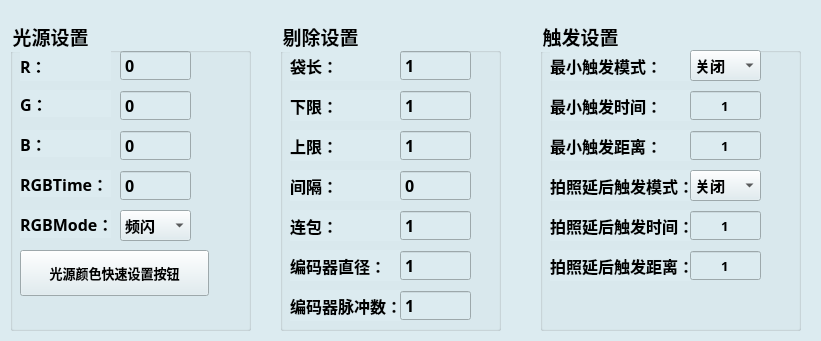
Qt form librecad/src/OCRdemo/XJadmin.ui (Hcj1108/Librecad_AFP5000) before a commit.
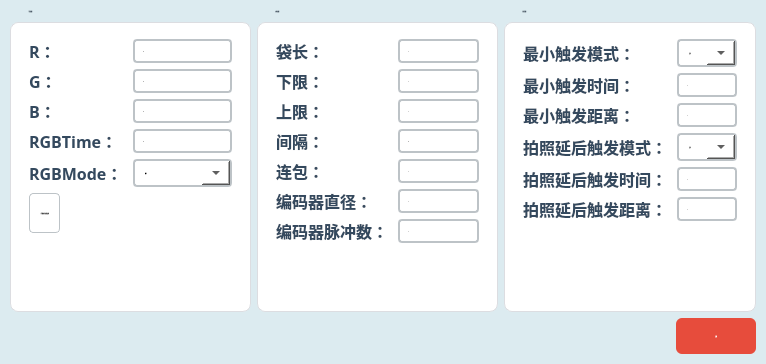
The same form after that commit. Icons and pictures are not drawn.

Patch:
```diff
--- a/librecad/src/OCRdemo/XJadmin.ui
+++ b/librecad/src/OCRdemo/XJadmin.ui
@@ -6,8 +6,8 @@
    <rect>
     <x>0</x>
     <y>0</y>
-    <width>821</width>
-    <height>341</height>
+    <width>766</width>
+    <height>364</height>
    </rect>
   </property>
   <property name="windowTitle">
@@ -23,34 +23,62 @@
 </string>
   </property>
   <widget class="QWidget" name="centralWidget">
+   <layout class="QVBoxLayout" name="mainLayout">
+    <property name="spacing">
+     <number>6</number>
+    </property>
+    <property name="leftMargin">
+     <number>10</number>
+    </property>
+    <property name="topMargin">
+     <number>10</number>
+    </property>
+    <property name="rightMargin">
+     <number>10</number>
+    </property>
+    <property name="bottomMargin">
+     <number>10</number>
+    </property>
+    <item>
+     <layout class="QHBoxLayout" name="contentArea">
+      <item>
    <widget class="QGroupBox" name="groupBox">
-    <property name="geometry">
-     <rect>
-      <x>10</x>
-      <y>20</y>
-      <width>241</width>
-      <height>311</height>
-     </rect>
-    </property>
     <property name="font">
      <font>
       <family>Microsoft YaHei</family>
-      <pointsize>14</pointsize>
+          <pointsize>-1</pointsize>
+          <italic>false</italic>
       <bold>true</bold>
      </font>
     </property>
+        <property name="styleSheet">
+         <string notr="true">QGroupBox{font: bold 14px &quot;Microsoft YaHei&quot;; color: #2c3e50; border: 1px solid #dcdde1; border-radius: 8px; margin-top: 12px; padding-top: 16px; background: #ffffff;}
+QGroupBox::title{subcontrol-origin: margin; left: 12px; padding: 0 6px;}</string>
+        </property>
     <property name="title">
      <string>光源设置</string>
     </property>
+        <layout class="QFormLayout" name="lightLayout">
+         <property name="horizontalSpacing">
+          <number>10</number>
+         </property>
+         <property name="verticalSpacing">
+          <number>6</number>
+         </property>
+         <property name="leftMargin">
+          <number>16</number>
+         </property>
+         <property name="topMargin">
+          <number>20</number>
+         </property>
+         <property name="rightMargin">
+          <number>16</number>
+         </property>
+         <property name="bottomMargin">
+          <number>16</number>
+         </property>
+         <item row="0" column="0">
     <widget class="QLabel" name="label_4">
-     <property name="geometry">
-      <rect>
-       <x>10</x>
-       <y>30</y>
-       <width>91</width>
-       <height>31</height>
-      </rect>
-     </property>
      <property name="font">
       <font>
        <family>Microsoft YaHei</family>
@@ -58,32 +86,31 @@
        <bold>true</bold>
       </font>
      </property>
+           <property name="styleSheet">
+            <string notr="true">color: #34495e; background: transparent;</string>
+           </property>
      <property name="text">
       <string>R：</string>
      </property>
-     <property name="alignment">
-      <set>Qt::AlignmentFlag::AlignLeading|Qt::AlignmentFlag::AlignLeft|Qt::AlignmentFlag::AlignVCenter</set>
-     </property>
-    </widget>
+          </widget>
+         </item>
+         <item row="0" column="1">
     <widget class="QSpinBox" name="spinBox">
      <property name="enabled">
       <bool>true</bool>
      </property>
-     <property name="geometry">
-      <rect>
-       <x>110</x>
-       <y>30</y>
-       <width>71</width>
-       <height>31</height>
-      </rect>
-     </property>
      <property name="font">
       <font>
        <family>Microsoft YaHei</family>
-       <pointsize>12</pointsize>
+             <pointsize>-1</pointsize>
+             <italic>false</italic>
        <bold>true</bold>
       </font>
      </property>
+           <property name="styleSheet">
+            <string notr="true">QSpinBox{font: bold 12px &quot;Microsoft YaHei&quot;; border: 2px solid #bdc3c7; border-radius: 4px; background: white; padding: 2px 6px;}
+QSpinBox:focus{border-color: #3498db;}</string>
+           </property>
      <property name="buttonSymbols">
       <enum>QAbstractSpinBox::ButtonSymbols::NoButtons</enum>
      </property>
@@ -91,15 +118,9 @@
       <number>255</number>
      </property>
     </widget>
+         </item>
+         <item row="1" column="0">
     <widget class="QLabel" name="label_6">
-     <property name="geometry">
-      <rect>
-       <x>10</x>
-       <y>70</y>
-       <width>91</width>
-       <height>27</height>
-      </rect>
-     </property>
      <property name="font">
       <font>
        <family>Microsoft YaHei</family>
@@ -107,32 +128,31 @@
        <bold>true</bold>
       </font>
      </property>
+           <property name="styleSheet">
+            <string notr="true">color: #34495e; background: transparent;</string>
+           </property>
      <property name="text">
       <string>G：</string>
      </property>
-     <property name="alignment">
-      <set>Qt::AlignmentFlag::AlignLeading|Qt::AlignmentFlag::AlignLeft|Qt::AlignmentFlag::AlignVCenter</set>
-     </property>
-    </widget>
+          </widget>
+         </item>
+         <item row="1" column="1">
     <widget class="QSpinBox" name="spinBox_2">
      <property name="enabled">
       <bool>true</bool>
      </property>
-     <property name="geometry">
-      <rect>
-       <x>110</x>
-       <y>70</y>
-       <width>71</width>
-       <height>31</height>
-      </rect>
-     </property>
      <property name="font">
       <font>
        <family>Microsoft YaHei</family>
-       <pointsize>12</pointsize>
+             <pointsize>-1</pointsize>
+             <italic>false</italic>
        <bold>true</bold>
       </font>
      </property>
+           <property name="styleSheet">
+            <string notr="true">QSpinBox{font: bold 12px &quot;Microsoft YaHei&quot;; border: 2px solid #bdc3c7; border-radius: 4px; background: white; padding: 2px 6px;}
+QSpinBox:focus{border-color: #3498db;}</string>
+           </property>
      <property name="buttonSymbols">
       <enum>QAbstractSpinBox::ButtonSymbols::NoButtons</enum>
      </property>
@@ -140,15 +160,9 @@
       <number>255</number>
      </property>
     </widget>
+         </item>
+         <item row="2" column="0">
     <widget class="QLabel" name="label_7">
-     <property name="geometry">
-      <rect>
-       <x>10</x>
-       <y>110</y>
-       <width>91</width>
-       <height>27</height>
-      </rect>
-     </property>
      <property name="font">
       <font>
        <family>Microsoft YaHei</family>
@@ -156,37 +170,30 @@
        <bold>true</bold>
       </font>
      </property>
+           <property name="styleSheet">
+            <string notr="true">color: #34495e; background: transparent;</string>
+           </property>
      <property name="text">
       <string>B：</string>
      </property>
-     <property name="alignment">
-      <set>Qt::AlignmentFlag::AlignLeading|Qt::AlignmentFlag::AlignLeft|Qt::AlignmentFlag::AlignVCenter</set>
-     </property>
-    </widget>
+          </widget>
+         </item>
+         <item row="2" column="1">
     <widget class="QSpinBox" name="spinBox_3">
      <property name="enabled">
       <bool>true</bool>
      </property>
-     <property name="geometry">
-      <rect>
-       <x>110</x>
-       <y>110</y>
-       <width>71</width>
-       <height>31</height>
-      </rect>
-     </property>
      <property name="font">
       <font>
        <family>Microsoft YaHei</family>
-       <pointsize>12</pointsize>
+             <pointsize>-1</pointsize>
+             <italic>false</italic>
        <bold>true</bold>
       </font>
      </property>
-     <property name="wrapping">
-      <bool>false</bool>
-     </property>
-     <property name="readOnly">
-      <bool>false</bool>
+           <property name="styleSheet">
+            <string notr="true">QSpinBox{font: bold 12px &quot;Microsoft YaHei&quot;; border: 2px solid #bdc3c7; border-radius: 4px; background: white; padding: 2px 6px;}
+QSpinBox:focus{border-color: #3498db;}</string>
      </property>
      <property name="buttonSymbols">
       <enum>QAbstractSpinBox::ButtonSymbols::NoButtons</enum>
@@ -195,15 +202,9 @@
       <number>255</number>
      </property>
     </widget>
+         </item>
+         <item row="3" column="0">
     <widget class="QLabel" name="label_9">
-     <property name="geometry">
-      <rect>
-       <x>10</x>
-       <y>150</y>
-       <width>91</width>
-       <height>27</height>
-      </rect>
-     </property>
      <property name="font">
       <font>
        <family>Microsoft YaHei</family>
@@ -211,29 +212,28 @@
        <bold>true</bold>
       </font>
      </property>
+           <property name="styleSheet">
+            <string notr="true">color: #34495e; background: transparent;</string>
+           </property>
      <property name="text">
       <string>RGBTime：</string>
      </property>
-     <property name="alignment">
-      <set>Qt::AlignmentFlag::AlignLeading|Qt::AlignmentFlag::AlignLeft|Qt::AlignmentFlag::AlignVCenter</set>
-     </property>
-    </widget>
+          </widget>
+         </item>
+         <item row="3" column="1">
     <widget class="QSpinBox" name="spinBox_4">
-     <property name="geometry">
-      <rect>
-       <x>110</x>
-       <y>150</y>
-       <width>71</width>
-       <height>31</height>
-      </rect>
-     </property>
      <property name="font">
       <font>
        <family>Microsoft YaHei</family>
-       <pointsize>12</pointsize>
+             <pointsize>-1</pointsize>
+             <italic>false</italic>
        <bold>true</bold>
       </font>
      </property>
+           <property name="styleSheet">
+            <string notr="true">QSpinBox{font: bold 12px &quot;Microsoft YaHei&quot;; border: 2px solid #bdc3c7; border-radius: 4px; background: white; padding: 2px 6px;}
+QSpinBox:focus{border-color: #3498db;}</string>
+           </property>
      <property name="buttonSymbols">
       <enum>QAbstractSpinBox::ButtonSymbols::NoButtons</enum>
      </property>
@@ -241,15 +241,9 @@
       <number>2000</number>
      </property>
     </widget>
+         </item>
+         <item row="4" column="0">
     <widget class="QLabel" name="label_10">
-     <property name="geometry">
-      <rect>
-       <x>10</x>
-       <y>190</y>
-       <width>91</width>
-       <height>28</height>
-      </rect>
-     </property>
      <property name="font">
       <font>
        <family>Microsoft YaHei</family>
@@ -257,29 +251,29 @@
        <bold>true</bold>
       </font>
      </property>
+           <property name="styleSheet">
+            <string notr="true">color: #34495e; background: transparent;</string>
+           </property>
      <property name="text">
       <string>RGBMode：</string>
      </property>
-     <property name="alignment">
-      <set>Qt::AlignmentFlag::AlignLeading|Qt::AlignmentFlag::AlignLeft|Qt::AlignmentFlag::AlignVCenter</set>
-     </property>
-    </widget>
+          </widget>
+         </item>
+         <item row="4" column="1">
     <widget class="QComboBox" name="comboBox_2">
-     <property name="geometry">
-      <rect>
-       <x>110</x>
-       <y>190</y>
-       <width>71</width>
-       <height>31</height>
-      </rect>
-     </property>
      <property name="font">
       <font>
        <family>Microsoft YaHei</family>
-       <pointsize>11</pointsize>
+             <pointsize>-1</pointsize>
+             <italic>false</italic>
        <bold>true</bold>
       </font>
      </property>
+           <property name="styleSheet">
+            <string notr="true">QComboBox{font: bold 12px &quot;Microsoft YaHei&quot;; padding: 4px 10px; border: 2px solid #bdc3c7; border-radius: 4px; background: white;}
+QComboBox:focus{border-color: #3498db;}
+QComboBox::drop-down{width: 28px;}</string>
+           </property>
      <property name="currentIndex">
       <number>0</number>
      </property>
@@ -294,85 +288,85 @@
       </property>
      </item>
     </widget>
+         </item>
+         <item row="5" column="0" colspan="2">
     <widget class="QToolButton" name="toolButton">
-     <property name="geometry">
-      <rect>
-       <x>10</x>
-       <y>230</y>
-       <width>189</width>
-       <height>46</height>
-      </rect>
-     </property>
-     <property name="font">
-      <font>
-       <family>Microsoft YaHei</family>
-       <pointsize>10</pointsize>
-       <bold>true</bold>
-      </font>
-     </property>
-     <property name="styleSheet">
-      <string notr="true">/* 按下状态 */
-QToolButton:pressed {
-   background-color: #546E7A; /* 深石板灰 */
-    background-image: none;
-    padding-top: 12px;
-    padding-bottom: 8px;
-    border: 1px solid #37474F; /* 深色边框模拟阴影 */
-}
- QToolButton {
-		background-color: qlineargradient(x1:0, y1:0, x2:0, y2:1, 
-    	stop:0 #ffffff,       /* 顶部：纯白（高光） */
-   		stop:0.15 #dcdcdc,    /* 过渡：浅灰 */
-    	stop:0.85 #a9a9a9,    /* 底部过渡：中灰 */
-    	stop:1 #e8e8e8        /* 底部：亮灰（反光） */);
-}</string>
-     </property>
-     <property name="text">
-      <string>光源颜色快速设置按钮</string>
-     </property>
-     <property name="icon">
-      <iconset resource="../OCRdemo.qrc">
-       <normaloff>:/PNG/Resources/PNG/YSXZ.png</normaloff>:/PNG/Resources/PNG/YSXZ.png</iconset>
-     </property>
-     <property name="iconSize">
+           <property name="minimumSize">
       <size>
-       <width>40</width>
+             <width>0</width>
        <height>40</height>
       </size>
      </property>
+           <property name="font">
+            <font>
+             <family>Microsoft YaHei</family>
+             <pointsize>-1</pointsize>
+             <italic>false</italic>
+             <bold>true</bold>
+            </font>
+           </property>
+           <property name="styleSheet">
+            <string notr="true">QToolButton{font: bold 11px &quot;Microsoft YaHei&quot;; border-radius: 4px; padding: 4px 8px; border: 1px solid #bdc3c7; background: #ffffff;}</string>
+           </property>
+           <property name="text">
+            <string>🎨 光源颜色快速设置</string>
+           </property>
+           <property name="icon">
+            <iconset resource="../OCRdemo.qrc">
+             <normaloff>:/PNG/Resources/PNG/YSXZ.png</normaloff>:/PNG/Resources/PNG/YSXZ.png</iconset>
+           </property>
+           <property name="iconSize">
+            <size>
+             <width>24</width>
+             <height>24</height>
+            </size>
+           </property>
      <property name="toolButtonStyle">
       <enum>Qt::ToolButtonStyle::ToolButtonTextBesideIcon</enum>
      </property>
     </widget>
-   </widget>
+         </item>
+        </layout>
+       </widget>
+      </item>
+      <item>
    <widget class="QGroupBox" name="groupBox_2">
-    <property name="geometry">
-     <rect>
-      <x>280</x>
-      <y>20</y>
-      <width>221</width>
-      <height>311</height>
-     </rect>
-    </property>
     <property name="font">
      <font>
       <family>Microsoft YaHei</family>
-      <pointsize>14</pointsize>
+          <pointsize>-1</pointsize>
+          <italic>false</italic>
       <bold>true</bold>
      </font>
     </property>
+        <property name="styleSheet">
+         <string notr="true">QGroupBox{font: bold 14px &quot;Microsoft YaHei&quot;; color: #2c3e50; border: 1px solid #dcdde1; border-radius: 8px; margin-top: 12px; padding-top: 16px; background: #ffffff;}
+QGroupBox::title{subcontrol-origin: margin; left: 12px; padding: 0 6px;}</string>
+        </property>
     <property name="title">
      <string>剔除设置</string>
     </property>
+        <layout class="QFormLayout" name="rejectLayout">
+         <property name="horizontalSpacing">
+          <number>10</number>
+         </property>
+         <property name="verticalSpacing">
+          <number>6</number>
+         </property>
+         <property name="leftMargin">
+          <number>16</number>
+         </property>
+         <property name="topMargin">
+          <number>20</number>
+         </property>
+         <property name="rightMargin">
+          <number>16</number>
+         </property>
+         <property name="bottomMargin">
+          <number>16</number>
+         </property>
+         <item row="0" column="0">
     <widget class="QLabel" name="label_11">
-     <property name="geometry">
-      <rect>
-       <x>10</x>
-       <y>30</y>
-       <width>111</width>
-       <height>31</height>
-      </rect>
-     </property>
      <property name="font">
       <font>
        <family>Microsoft YaHei</family>
@@ -380,29 +374,28 @@
        <bold>true</bold>
       </font>
      </property>
+           <property name="styleSheet">
+            <string notr="true">color: #34495e; background: transparent;</string>
+           </property>
      <property name="text">
       <string>袋长：</string>
      </property>
-     <property name="alignment">
-      <set>Qt::AlignmentFlag::AlignLeading|Qt::AlignmentFlag::AlignLeft|Qt::AlignmentFlag::AlignVCenter</set>
-     </property>
-    </widget>
+          </widget>
+         </item>
+         <item row="0" column="1">
     <widget class="QSpinBox" name="spinBox_6">
-     <property name="geometry">
-      <rect>
-       <x>120</x>
-       <y>30</y>
-       <width>71</width>
-       <height>31</height>
-      </rect>
-     </property>
      <property name="font">
       <font>
        <family>Microsoft YaHei</family>
-       <pointsize>12</pointsize>
+             <pointsize>-1</pointsize>
+             <italic>false</italic>
        <bold>true</bold>
       </font>
      </property>
+           <property name="styleSheet">
+            <string notr="true">QSpinBox{font: bold 12px &quot;Microsoft YaHei&quot;; border: 2px solid #bdc3c7; border-radius: 4px; background: white; padding: 2px 6px;}
+QSpinBox:focus{border-color: #3498db;}</string>
+           </property>
      <property name="buttonSymbols">
       <enum>QAbstractSpinBox::ButtonSymbols::NoButtons</enum>
      </property>
@@ -413,15 +406,9 @@
       <number>9999</number>
      </property>
     </widget>
+         </item>
+         <item row="1" column="0">
     <widget class="QLabel" name="label_12">
-     <property name="geometry">
-      <rect>
-       <x>10</x>
-       <y>70</y>
-       <width>111</width>
-       <height>31</height>
-      </rect>
-     </property>
      <property name="font">
       <font>
        <family>Microsoft YaHei</family>
@@ -429,29 +416,28 @@
        <bold>true</bold>
       </font>
      </property>
+           <property name="styleSheet">
+            <string notr="true">color: #34495e; background: transparent;</string>
+           </property>
      <property name="text">
       <string>下限：</string>
      </property>
-     <property name="alignment">
-      <set>Qt::AlignmentFlag::AlignLeading|Qt::AlignmentFlag::AlignLeft|Qt::AlignmentFlag::AlignVCenter</set>
-     </property>
-    </widget>
+          </widget>
+         </item>
+         <item row="1" column="1">
     <widget class="QSpinBox" name="spinBox_7">
-     <property name="geometry">
-      <rect>
-       <x>120</x>
-       <y>70</y>
-       <width>71</width>
-       <height>31</height>
-      </rect>
-     </property>
      <property name="font">
       <font>
        <family>Microsoft YaHei</family>
-       <pointsize>12</pointsize>
+             <pointsize>-1</pointsize>
+             <italic>false</italic>
        <bold>true</bold>
       </font>
      </property>
+           <property name="styleSheet">
+            <string notr="true">QSpinBox{font: bold 12px &quot;Microsoft YaHei&quot;; border: 2px solid #bdc3c7; border-radius: 4px; background: white; padding: 2px 6px;}
+QSpinBox:focus{border-color: #3498db;}</string>
+           </property>
      <property name="buttonSymbols">
       <enum>QAbstractSpinBox::ButtonSymbols::NoButtons</enum>
      </property>
@@ -462,15 +448,9 @@
       <number>9999</number>
      </property>
     </widget>
+         </item>
+         <item row="2" column="0">
     <widget class="QLabel" name="label_13">
-     <property name="geometry">
-      <rect>
-       <x>10</x>
-       <y>110</y>
-       <width>111</width>
-       <height>31</height>
-      </rect>
-     </property>
      <property name="font">
       <font>
        <family>Microsoft YaHei</family>
@@ -478,29 +458,28 @@
        <bold>true</bold>
       </font>
      </property>
+           <property name="styleSheet">
+            <string notr="true">color: #34495e; background: transparent;</string>
+           </property>
      <property name="text">
       <string>上限：</string>
      </property>
-     <property name="alignment">
-      <set>Qt::AlignmentFlag::AlignLeading|Qt::AlignmentFlag::AlignLeft|Qt::AlignmentFlag::AlignVCenter</set>
-     </property>
-    </widget>
+          </widget>
+         </item>
+         <item row="2" column="1">
     <widget class="QSpinBox" name="spinBox_8">
-     <property name="geometry">
-      <rect>
-       <x>120</x>
-       <y>110</y>
-       <width>71</width>
-       <height>31</height>
-      </rect>
-     </property>
      <property name="font">
       <font>
        <family>Microsoft YaHei</family>
-       <pointsize>12</pointsize>
+             <pointsize>-1</pointsize>
+             <italic>false</italic>
        <bold>true</bold>
       </font>
      </property>
+           <property name="styleSheet">
+            <string notr="true">QSpinBox{font: bold 12px &quot;Microsoft YaHei&quot;; border: 2px solid #bdc3c7; border-radius: 4px; background: white; padding: 2px 6px;}
+QSpinBox:focus{border-color: #3498db;}</string>
+           </property>
      <property name="buttonSymbols">
       <enum>QAbstractSpinBox::ButtonSymbols::NoButtons</enum>
      </property>
@@ -511,15 +490,9 @@
       <number>9999</number>
      </property>
     </widget>
+         </item>
+         <item row="3" column="0">
     <widget class="QLabel" name="label_15">
-     <property name="geometry">
-      <rect>
-       <x>10</x>
-       <y>150</y>
-       <width>111</width>
-       <height>31</height>
-      </rect>
-     </property>
      <property name="font">
       <font>
        <family>Microsoft YaHei</family>
@@ -527,29 +500,28 @@
        <bold>true</bold>
       </font>
      </property>
+           <property name="styleSheet">
+            <string notr="true">color: #34495e; background: transparent;</string>
+           </property>
      <property name="text">
       <string>间隔：</string>
      </property>
-     <property name="alignment">
-      <set>Qt::AlignmentFlag::AlignLeading|Qt::AlignmentFlag::AlignLeft|Qt::AlignmentFlag::AlignVCenter</set>
-     </property>
-    </widget>
+          </widget>
+         </item>
+         <item row="3" column="1">
     <widget class="QSpinBox" name="spinBox_9">
-     <property name="geometry">
-      <rect>
-       <x>120</x>
-       <y>150</y>
-       <width>71</width>
-       <height>31</height>
-      </rect>
-     </property>
      <property name="font">
       <font>
        <family>Microsoft YaHei</family>
-       <pointsize>12</pointsize>
+             <pointsize>-1</pointsize>
+             <italic>false</italic>
        <bold>true</bold>
       </font>
      </property>
+           <property name="styleSheet">
+            <string notr="true">QSpinBox{font: bold 12px &quot;Microsoft YaHei&quot;; border: 2px solid #bdc3c7; border-radius: 4px; background: white; padding: 2px 6px;}
+QSpinBox:focus{border-color: #3498db;}</string>
+           </property>
      <property name="buttonSymbols">
       <enum>QAbstractSpinBox::ButtonSymbols::NoButtons</enum>
      </property>
@@ -560,15 +532,9 @@
       <number>30</number>
      </property>
     </widget>
+         </item>
+         <item row="4" column="0">
     <widget class="QLabel" name="label_14">
-     <property name="geometry">
-      <rect>
-       <x>10</x>
-       <y>190</y>
-       <width>111</width>
-       <height>31</height>
-      </rect>
-     </property>
      <property name="font">
       <font>
        <family>Microsoft YaHei</family>
@@ -576,29 +542,28 @@
        <bold>true</bold>
       </font>
      </property>
+           <property name="styleSheet">
+            <string notr="true">color: #34495e; background: transparent;</string>
+           </property>
      <property name="text">
       <string>连包：</string>
      </property>
-     <property name="alignment">
-      <set>Qt::AlignmentFlag::AlignLeading|Qt::AlignmentFlag::AlignLeft|Qt::AlignmentFlag::AlignVCenter</set>
-     </property>
-    </widget>
+          </widget>
+         </item>
+         <item row="4" column="1">
     <widget class="QSpinBox" name="spinBox_10">
-     <property name="geometry">
-      <rect>
-       <x>120</x>
-       <y>190</y>
-       <width>71</width>
-       <height>31</height>
-      </rect>
-     </property>
      <property name="font">
       <font>
        <family>Microsoft YaHei</family>
-       <pointsize>12</pointsize>
+             <pointsize>-1</pointsize>
+             <italic>false</italic>
        <bold>true</bold>
       </font>
      </property>
+           <property name="styleSheet">
+            <string notr="true">QSpinBox{font: bold 12px &quot;Microsoft YaHei&quot;; border: 2px solid #bdc3c7; border-radius: 4px; background: white; padding: 2px 6px;}
+QSpinBox:focus{border-color: #3498db;}</string>
+           </property>
      <property name="buttonSymbols">
       <enum>QAbstractSpinBox::ButtonSymbols::NoButtons</enum>
      </property>
@@ -609,15 +574,9 @@
       <number>30</number>
      </property>
     </widget>
+         </item>
+         <item row="5" column="0">
     <widget class="QLabel" name="label_101">
-     <property name="geometry">
-      <rect>
-       <x>10</x>
-       <y>230</y>
-       <width>111</width>
-       <height>31</height>
-      </rect>
-     </property>
      <property name="font">
       <font>
        <family>Microsoft YaHei</family>
@@ -625,28 +584,27 @@
        <bold>true</bold>
       </font>
      </property>
+           <property name="styleSheet">
+            <string notr="true">color: #34495e; background: transparent;</string>
+           </property>
      <property name="text">
       <string>编码器直径：</string>
      </property>
     </widget>
+         </item>
+         <item row="5" column="1">
     <widget class="QSpinBox" name="spinBox_14">
-     <property name="geometry">
-      <rect>
-       <x>120</x>
-       <y>230</y>
-       <width>71</width>
-       <height>31</height>
-      </rect>
-     </property>
      <property name="font">
       <font>
        <family>Microsoft YaHei</family>
-       <pointsize>12</pointsize>
+             <pointsize>-1</pointsize>
+             <italic>false</italic>
        <bold>true</bold>
       </font>
      </property>
-     <property name="alignment">
-      <set>Qt::AlignmentFlag::AlignLeading|Qt::AlignmentFlag::AlignLeft|Qt::AlignmentFlag::AlignVCenter</set>
+           <property name="styleSheet">
+            <string notr="true">QSpinBox{font: bold 12px &quot;Microsoft YaHei&quot;; border: 2px solid #bdc3c7; border-radius: 4px; background: white; padding: 2px 6px;}
+QSpinBox:focus{border-color: #3498db;}</string>
      </property>
      <property name="buttonSymbols">
       <enum>QAbstractSpinBox::ButtonSymbols::NoButtons</enum>
@@ -658,15 +616,9 @@
       <number>999</number>
      </property>
     </widget>
+         </item>
+         <item row="6" column="0">
     <widget class="QLabel" name="label_100">
-     <property name="geometry">
-      <rect>
-       <x>10</x>
-       <y>270</y>
-       <width>111</width>
-       <height>31</height>
-      </rect>
-     </property>
      <property name="font">
       <font>
        <family>Microsoft YaHei</family>
@@ -674,28 +626,27 @@
        <bold>true</bold>
       </font>
      </property>
+           <property name="styleSheet">
+            <string notr="true">color: #34495e; background: transparent;</string>
+           </property>
      <property name="text">
       <string>编码器脉冲数：</string>
      </property>
     </widget>
+         </item>
+         <item row="6" column="1">
     <widget class="QSpinBox" name="spinBox_15">
-     <property name="geometry">
-      <rect>
-       <x>120</x>
-       <y>270</y>
-       <width>71</width>
-       <height>31</height>
-      </rect>
-     </property>
      <property name="font">
       <font>
        <family>Microsoft YaHei</family>
-       <pointsize>12</pointsize>
+             <pointsize>-1</pointsize>
+             <italic>false</italic>
        <bold>true</bold>
       </font>
      </property>
-     <property name="alignment">
-      <set>Qt::AlignmentFlag::AlignLeading|Qt::AlignmentFlag::AlignLeft|Qt::AlignmentFlag::AlignVCenter</set>
+           <property name="styleSheet">
+            <string notr="true">QSpinBox{font: bold 12px &quot;Microsoft YaHei&quot;; border: 2px solid #bdc3c7; border-radius: 4px; background: white; padding: 2px 6px;}
+QSpinBox:focus{border-color: #3498db;}</string>
      </property>
      <property name="buttonSymbols">
       <enum>QAbstractSpinBox::ButtonSymbols::NoButtons</enum>
@@ -707,35 +658,48 @@
       <number>9999</number>
      </property>
     </widget>
-   </widget>
+         </item>
+        </layout>
+       </widget>
+      </item>
+      <item>
    <widget class="QGroupBox" name="groupBox_3">
-    <property name="geometry">
-     <rect>
-      <x>540</x>
-      <y>20</y>
-      <width>261</width>
-      <height>311</height>
-     </rect>
-    </property>
     <property name="font">
      <font>
       <family>Microsoft YaHei</family>
-      <pointsize>14</pointsize>
+          <pointsize>-1</pointsize>
+          <italic>false</italic>
       <bold>true</bold>
      </font>
     </property>
+        <property name="styleSheet">
+         <string notr="true">QGroupBox{font: bold 14px &quot;Microsoft YaHei&quot;; color: #2c3e50; border: 1px solid #dcdde1; border-radius: 8px; margin-top: 12px; padding-top: 16px; background: #ffffff;}
+QGroupBox::title{subcontrol-origin: margin; left: 12px; padding: 0 6px;}</string>
+        </property>
     <property name="title">
      <string>触发设置</string>
     </property>
+        <layout class="QFormLayout" name="triggerLayout">
+         <property name="horizontalSpacing">
+          <number>10</number>
+         </property>
+         <property name="verticalSpacing">
+          <number>6</number>
+         </property>
+         <property name="leftMargin">
+          <number>16</number>
+         </property>
+         <property name="topMargin">
+          <number>20</number>
+         </property>
+         <property name="rightMargin">
+          <number>16</number>
+         </property>
+         <property name="bottomMargin">
+          <number>16</number>
+         </property>
+         <item row="0" column="0">
     <widget class="QLabel" name="label_23">
-     <property name="geometry">
-      <rect>
-       <x>10</x>
-       <y>30</y>
-       <width>141</width>
-       <height>31</height>
-      </rect>
-     </property>
      <property name="font">
       <font>
        <family>Microsoft YaHei</family>
@@ -743,26 +707,29 @@
        <bold>true</bold>
       </font>
      </property>
+           <property name="styleSheet">
+            <string notr="true">color: #34495e; background: transparent;</string>
+           </property>
      <property name="text">
       <string>最小触发模式：</string>
      </property>
     </widget>
+         </item>
+         <item row="0" column="1">
     <widget class="QComboBox" name="comboBox_4">
-     <property name="geometry">
-      <rect>
-       <x>150</x>
-       <y>30</y>
-       <width>71</width>
-       <height>31</height>
-      </rect>
-     </property>
      <property name="font">
       <font>
        <family>Microsoft YaHei</family>
-       <pointsize>11</pointsize>
+             <pointsize>-1</pointsize>
+             <italic>false</italic>
        <bold>true</bold>
       </font>
      </property>
+           <property name="styleSheet">
+            <string notr="true">QComboBox{font: bold 12px &quot;Microsoft YaHei&quot;; padding: 4px 10px; border: 2px solid #bdc3c7; border-radius: 4px; background: white;}
+QComboBox:focus{border-color: #3498db;}
+QComboBox::drop-down{width: 28px;}</string>
+           </property>
      <item>
       <property name="text">
        <string>关闭</string>
@@ -779,15 +746,9 @@
       </property>
      </item>
     </widget>
+         </item>
+         <item row="1" column="0">
     <widget class="QLabel" name="label_22">
-     <property name="geometry">
-      <rect>
-       <x>10</x>
-       <y>70</y>
-       <width>141</width>
-       <height>31</height>
-      </rect>
-     </property>
      <property name="font">
       <font>
        <family>Microsoft YaHei</family>
@@ -795,28 +756,27 @@
        <bold>true</bold>
       </font>
      </property>
+           <property name="styleSheet">
+            <string notr="true">color: #34495e; background: transparent;</string>
+           </property>
      <property name="text">
       <string>最小触发时间：</string>
      </property>
     </widget>
+         </item>
+         <item row="1" column="1">
     <widget class="QSpinBox" name="spinBox_17">
-     <property name="geometry">
-      <rect>
-       <x>150</x>
-       <y>70</y>
-       <width>71</width>
-       <height>31</height>
-      </rect>
-     </property>
      <property name="font">
       <font>
        <family>Microsoft YaHei</family>
-       <pointsize>10</pointsize>
+             <pointsize>-1</pointsize>
+             <italic>false</italic>
        <bold>true</bold>
       </font>
      </property>
-     <property name="alignment">
-      <set>Qt::AlignmentFlag::AlignCenter</set>
+           <property name="styleSheet">
+            <string notr="true">QSpinBox{font: bold 12px &quot;Microsoft YaHei&quot;; border: 2px solid #bdc3c7; border-radius: 4px; background: white; padding: 2px 6px;}
+QSpinBox:focus{border-color: #3498db;}</string>
      </property>
      <property name="buttonSymbols">
       <enum>QAbstractSpinBox::ButtonSymbols::NoButtons</enum>
@@ -828,15 +788,9 @@
       <number>9999</number>
      </property>
     </widget>
+         </item>
+         <item row="2" column="0">
     <widget class="QLabel" name="label_25">
-     <property name="geometry">
-      <rect>
-       <x>10</x>
-       <y>110</y>
-       <width>141</width>
-       <height>31</height>
-      </rect>
-     </property>
      <property name="font">
       <font>
        <family>Microsoft YaHei</family>
@@ -844,28 +798,27 @@
        <bold>true</bold>
       </font>
      </property>
+           <property name="styleSheet">
+            <string notr="true">color: #34495e; background: transparent;</string>
+           </property>
      <property name="text">
       <string>最小触发距离：</string>
      </property>
     </widget>
+         </item>
+         <item row="2" column="1">
     <widget class="QSpinBox" name="spinBox_18">
-     <property name="geometry">
-      <rect>
-       <x>150</x>
-       <y>110</y>
-       <width>71</width>
-       <height>31</height>
-      </rect>
-     </property>
      <property name="font">
       <font>
        <family>Microsoft YaHei</family>
-       <pointsize>10</pointsize>
+             <pointsize>-1</pointsize>
+             <italic>false</italic>
        <bold>true</bold>
       </font>
      </property>
-     <property name="alignment">
-      <set>Qt::AlignmentFlag::AlignCenter</set>
+           <property name="styleSheet">
+            <string notr="true">QSpinBox{font: bold 12px &quot;Microsoft YaHei&quot;; border: 2px solid #bdc3c7; border-radius: 4px; background: white; padding: 2px 6px;}
+QSpinBox:focus{border-color: #3498db;}</string>
      </property>
      <property name="buttonSymbols">
       <enum>QAbstractSpinBox::ButtonSymbols::NoButtons</enum>
@@ -877,15 +830,9 @@
       <number>9999</number>
      </property>
     </widget>
+         </item>
+         <item row="3" column="0">
     <widget class="QLabel" name="label_43">
-     <property name="geometry">
-      <rect>
-       <x>10</x>
-       <y>150</y>
-       <width>141</width>
-       <height>31</height>
-      </rect>
-     </property>
      <property name="font">
       <font>
        <family>Microsoft YaHei</family>
@@ -893,26 +840,29 @@
        <bold>true</bold>
       </font>
      </property>
+           <property name="styleSheet">
+            <string notr="true">color: #34495e; background: transparent;</string>
+           </property>
      <property name="text">
       <string>拍照延后触发模式：</string>
      </property>
     </widget>
+         </item>
+         <item row="3" column="1">
     <widget class="QComboBox" name="comboBox_3">
-     <property name="geometry">
-      <rect>
-       <x>150</x>
-       <y>150</y>
-       <width>71</width>
-       <height>31</height>
-      </rect>
-     </property>
      <property name="font">
       <font>
        <family>Microsoft YaHei</family>
-       <pointsize>11</pointsize>
+             <pointsize>-1</pointsize>
+             <italic>false</italic>
        <bold>true</bold>
       </font>
      </property>
+           <property name="styleSheet">
+            <string notr="true">QComboBox{font: bold 12px &quot;Microsoft YaHei&quot;; padding: 4px 10px; border: 2px solid #bdc3c7; border-radius: 4px; background: white;}
+QComboBox:focus{border-color: #3498db;}
+QComboBox::drop-down{width: 28px;}</string>
+           </property>
      <item>
       <property name="text">
        <string>关闭</string>
@@ -929,15 +879,9 @@
       </property>
      </item>
     </widget>
+         </item>
+         <item row="4" column="0">
     <widget class="QLabel" name="label_48">
-     <property name="geometry">
-      <rect>
-       <x>10</x>
-       <y>190</y>
-       <width>141</width>
-       <height>31</height>
-      </rect>
-     </property>
      <property name="font">
       <font>
        <family>Microsoft YaHei</family>
@@ -945,28 +889,27 @@
        <bold>true</bold>
       </font>
      </property>
+           <property name="styleSheet">
+            <string notr="true">color: #34495e; background: transparent;</string>
+           </property>
      <property name="text">
       <string>拍照延后触发时间：</string>
      </property>
     </widget>
+         </item>
+         <item row="4" column="1">
     <widget class="QSpinBox" name="spinBox_23">
-     <property name="geometry">
-      <rect>
-       <x>150</x>
-       <y>190</y>
-       <width>71</width>
-       <height>31</height>
-      </rect>
-     </property>
      <property name="font">
       <font>
        <family>Microsoft YaHei</family>
-       <pointsize>10</pointsize>
+             <pointsize>-1</pointsize>
+             <italic>false</italic>
        <bold>true</bold>
       </font>
      </property>
-     <property name="alignment">
-      <set>Qt::AlignmentFlag::AlignCenter</set>
+           <property name="styleSheet">
+            <string notr="true">QSpinBox{font: bold 12px &quot;Microsoft YaHei&quot;; border: 2px solid #bdc3c7; border-radius: 4px; background: white; padding: 2px 6px;}
+QSpinBox:focus{border-color: #3498db;}</string>
      </property>
      <property name="buttonSymbols">
       <enum>QAbstractSpinBox::ButtonSymbols::NoButtons</enum>
@@ -978,15 +921,9 @@
       <number>9999</number>
      </property>
     </widget>
+         </item>
+         <item row="5" column="0">
     <widget class="QLabel" name="label_49">
-     <property name="geometry">
-      <rect>
-       <x>10</x>
-       <y>230</y>
-       <width>141</width>
-       <height>31</height>
-      </rect>
-     </property>
      <property name="font">
       <font>
        <family>Microsoft YaHei</family>
@@ -994,28 +931,27 @@
        <bold>true</bold>
       </font>
      </property>
+           <property name="styleSheet">
+            <string notr="true">color: #34495e; background: transparent;</string>
+           </property>
      <property name="text">
       <string>拍照延后触发距离：</string>
      </property>
     </widget>
+         </item>
+         <item row="5" column="1">
     <widget class="QSpinBox" name="spinBox_24">
-     <property name="geometry">
-      <rect>
-       <x>150</x>
-       <y>230</y>
-       <width>71</width>
-       <height>31</height>
-      </rect>
-     </property>
      <property name="font">
       <font>
        <family>Microsoft YaHei</family>
-       <pointsize>10</pointsize>
+             <pointsize>-1</pointsize>
+             <italic>false</italic>
        <bold>true</bold>
       </font>
      </property>
-     <property name="alignment">
-      <set>Qt::AlignmentFlag::AlignCenter</set>
+           <property name="styleSheet">
+            <string notr="true">QSpinBox{font: bold 12px &quot;Microsoft YaHei&quot;; border: 2px solid #bdc3c7; border-radius: 4px; background: white; padding: 2px 6px;}
+QSpinBox:focus{border-color: #3498db;}</string>
      </property>
      <property name="buttonSymbols">
       <enum>QAbstractSpinBox::ButtonSymbols::NoButtons</enum>
@@ -1027,10 +963,73 @@
       <number>9999</number>
      </property>
     </widget>
-   </widget>
-  </widget>
- </widget>
- <layoutdefault spacing="6" margin="11"/>
+         </item>
+        </layout>
+       </widget>
+      </item>
+     </layout>
+    </item>
+    <item>
+     <layout class="QHBoxLayout" name="bottomBar">
+      <item>
+       <spacer name="bottomSpacer">
+        <property name="orientation">
+         <enum>Qt::Orientation::Horizontal</enum>
+        </property>
+        <property name="sizeHint" stdset="0">
+         <size>
+          <width>40</width>
+          <height>20</height>
+         </size>
+        </property>
+       </spacer>
+      </item>
+      <item>
+       <widget class="QPushButton" name="btnClose">
+        <property name="minimumSize">
+         <size>
+          <width>80</width>
+          <height>36</height>
+         </size>
+        </property>
+        <property name="maximumSize">
+         <size>
+          <width>80</width>
+          <height>36</height>
+         </size>
+        </property>
+        <property name="font">
+         <font>
+          <family>Microsoft YaHei</family>
+          <pointsize>-1</pointsize>
+          <italic>false</italic>
+          <bold>true</bold>
+         </font>
+        </property>
+        <property name="styleSheet">
+         <string notr="true">QPushButton{font: bold 12px &quot;Microsoft YaHei&quot;; background: #e74c3c; color: white; border-radius: 6px; padding: 6px 14px;}
+QPushButton:hover{background: #c0392b;}</string>
+        </property>
+        <property name="text">
+         <string>关闭</string>
+        </property>
+        <property name="icon">
+         <iconset resource="../OCRdemo.qrc">
+          <normaloff>:/PIC/Resources/PICs/Fanhui.png</normaloff>:/PIC/Resources/PICs/Fanhui.png</iconset>
+        </property>
+        <property name="iconSize">
+         <size>
+          <width>20</width>
+          <height>20</height>
+         </size>
+        </property>
+       </widget>
+      </item>
+     </layout>
+    </item>
+   </layout>
+  </widget>
+ </widget>
  <resources>
   <include location="../OCRdemo.qrc"/>
  </resources>
```
Left out of the diff: 4 changed lines with no effect on the pictures. Lines whose indentation alone changed are shown as unchanged.
